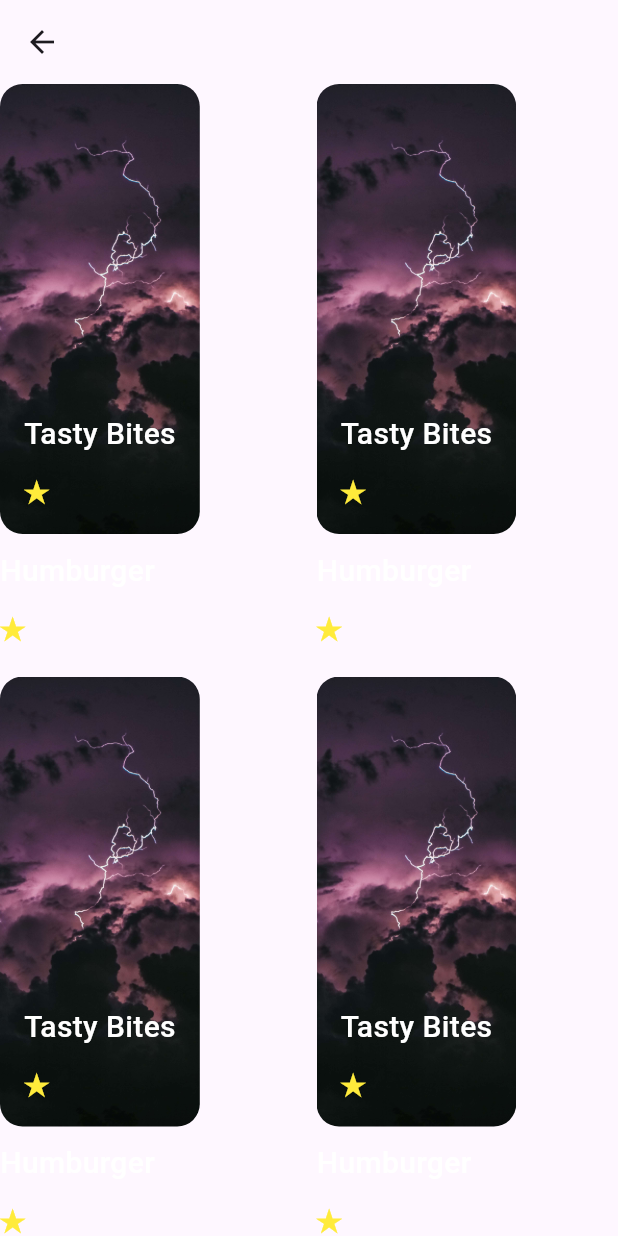
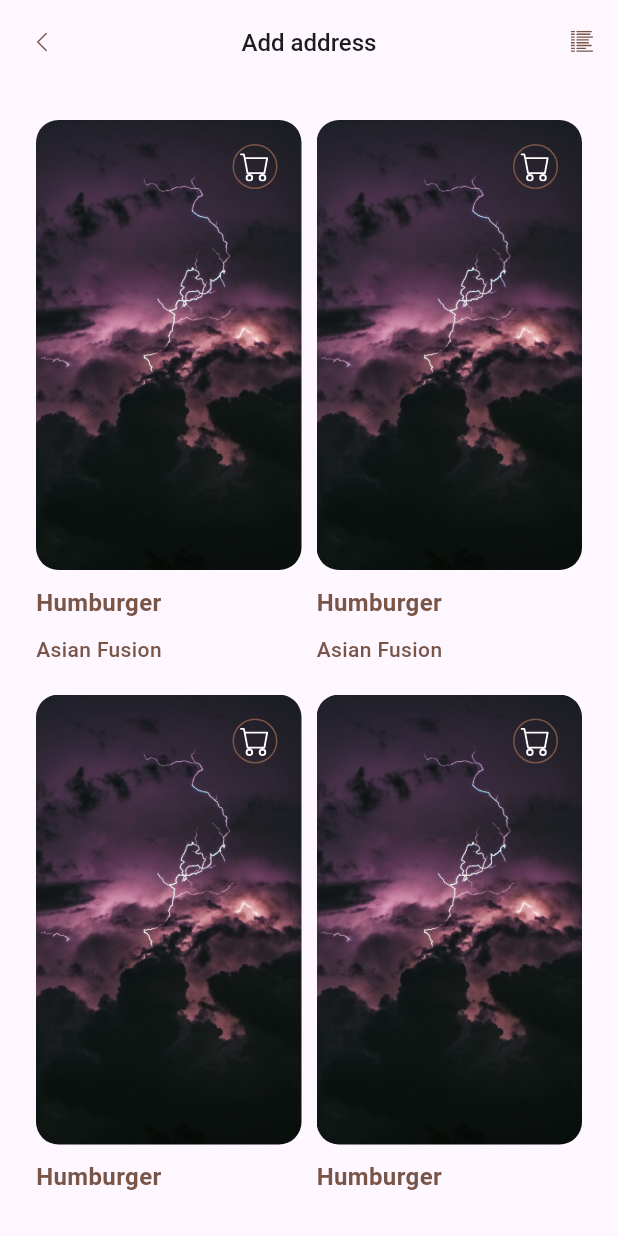
Before and after one commit to hafedh049/restaurant_management, a Flutter app: the ProductCategory screen opened directly, on a phone screen of 412 x 824 dp. Run offline on Flutter 3.47's test engine with Material 3 defaults, Android fonts, the phone set to English and light mode, and no system bars; our stand-ins replace firebase_core, flutter_animate, hive, icons_plus, intl_phone_number_input, lottie and 1 more; accounts and stored records are empty; network calls fail.

Commit message:
Modified  lib/views/home.dart MM lib/views/product_category.dart

```diff
--- a/lib/views/home.dart
+++ b/lib/views/home.dart
@@ -3,6 +3,7 @@ import 'dart:math';
 import 'package:flutter/material.dart';
 import 'package:icons_plus/icons_plus.dart';
 import 'package:restaurant_management/utils/callbacks.dart';
+import 'package:restaurant_management/views/product_category.dart';
 import 'package:restaurant_management/views/store_holder.dart';
 
 import '../utils/globals.dart';
@@ -131,7 +132,11 @@ class _HomeState extends State<Home> {
             height: 150,
             child: ListView.separated(
               scrollDirection: Axis.horizontal,
-              itemBuilder: (BuildContext context, int index) => Column(
+              itemBuilder: (BuildContext context, int index) => GestureDetector(
+                onTap: () {
+                  Navigator.push(context, MaterialPageRoute(builder: (BuildContext context) => const ProductCategory()));
+                },
+                child: Column(
                   crossAxisAlignment: CrossAxisAlignment.start,
                   mainAxisSize: MainAxisSize.min,
                   children: <Widget>[
@@ -143,6 +148,7 @@ class _HomeState extends State<Home> {
                     const SizedBox(height: 10),
                     const Text("Appetizers", style: TextStyle(fontSize: 18, fontWeight: FontWeight.bold, color: black)),
                   ],
+                ),
               ),
               separatorBuilder: (BuildContext context, int index) => const SizedBox(width: 20),
               itemCount: 20,
--- a/lib/views/product_category.dart
+++ b/lib/views/product_category.dart
@@ -1,6 +1,6 @@
-import 'dart:math';
-
 import 'package:flutter/material.dart';
+import 'package:icons_plus/icons_plus.dart';
+import 'package:restaurant_management/views/orders_login.dart';
 import 'package:restaurant_management/views/product.dart';
 
 import '../utils/callbacks.dart';
@@ -14,11 +14,30 @@ class ProductCategory extends StatefulWidget {
 }
 
 class _ProductCategoryState extends State<ProductCategory> {
+  void _openSearch() {
+    showModalBottomSheet(context: context, builder: (BuildContext context ) => ,);
+  }
+
   @override
   Widget build(BuildContext context) {
     return Scaffold(
-      appBar: AppBar(),
-      body: StatefulBuilder(
+      appBar: AppBar(
+        leading: IconButton(
+          onPressed: () => Navigator.pop(context),
+          icon: const Icon(Bootstrap.chevron_left, size: 15, color: brown),
+        ),
+        title: const Text("Add address", style: TextStyle(fontSize: 16, fontWeight: FontWeight.w500)),
+        centerTitle: true,
+        actions: <Widget>[
+          IconButton(
+            onPressed: _openSearch,
+            icon: const Icon(Bootstrap.list_columns_reverse, size: 15, color: brown),
+          ),
+        ],
+      ),
+      body: Padding(
+        padding: const EdgeInsets.all(24),
+        child: StatefulBuilder(
           builder: (BuildContext context, void Function(void Function()) _) {
             final List<List<int>> pieces = spread(20);
             return ListView.separated(
@@ -37,23 +56,27 @@ class _ProductCategoryState extends State<ProductCategory> {
                           children: <Widget>[
                             Container(
                               height: 300,
+                              alignment: Alignment.topRight,
                               padding: const EdgeInsets.all(16),
                               decoration: BoxDecoration(borderRadius: BorderRadius.circular(15), image: const DecorationImage(image: AssetImage("assets/pictures/5.jpg"), fit: BoxFit.cover)),
-                            child: Column(
-                              crossAxisAlignment: CrossAxisAlignment.start,
-                              mainAxisSize: MainAxisSize.min,
-                              children: <Widget>[
-                                const Spacer(),
-                                const Text("Tasty Bites", style: TextStyle(fontSize: 20, fontWeight: FontWeight.w500, color: white)),
-                                const SizedBox(height: 10),
-                                Text("✭" * (Random().nextInt(5) + 1), style: const TextStyle(fontSize: 18, fontWeight: FontWeight.bold, color: yellow)),
-                              ],
+                              child: InkWell(
+                                onTap: () {
+                                  Navigator.push(context, MaterialPageRoute(builder: (BuildContext context) => const OrdersLogin()));
+                                },
+                                splashColor: transparent,
+                                hoverColor: transparent,
+                                highlightColor: transparent,
+                                child: Container(
+                                  padding: const EdgeInsets.all(4),
+                                  decoration: BoxDecoration(shape: BoxShape.circle, border: Border.all(color: brown)),
+                                  child: const Icon(Bootstrap.cart, size: 20, color: white),
+                                ),
                               ),
                             ),
                             const SizedBox(height: 10),
-                          const Text("Humburger", style: TextStyle(fontSize: 20, fontWeight: FontWeight.w500, color: white)),
+                            const Text("Humburger", style: TextStyle(fontSize: 16, fontWeight: FontWeight.bold, color: brown)),
                             const SizedBox(height: 10),
-                          Text("✭" * (Random().nextInt(5) + 1), style: const TextStyle(fontSize: 18, fontWeight: FontWeight.bold, color: yellow)),
+                            const Text("Asian Fusion", style: TextStyle(fontSize: 14, fontWeight: FontWeight.w500, color: brown)),
                           ],
                         ),
                       ),
@@ -67,6 +90,7 @@ class _ProductCategoryState extends State<ProductCategory> {
             );
           },
         ),
+      ),
     );
   }
 }
```
Lines whose indentation alone changed are shown as unchanged.
